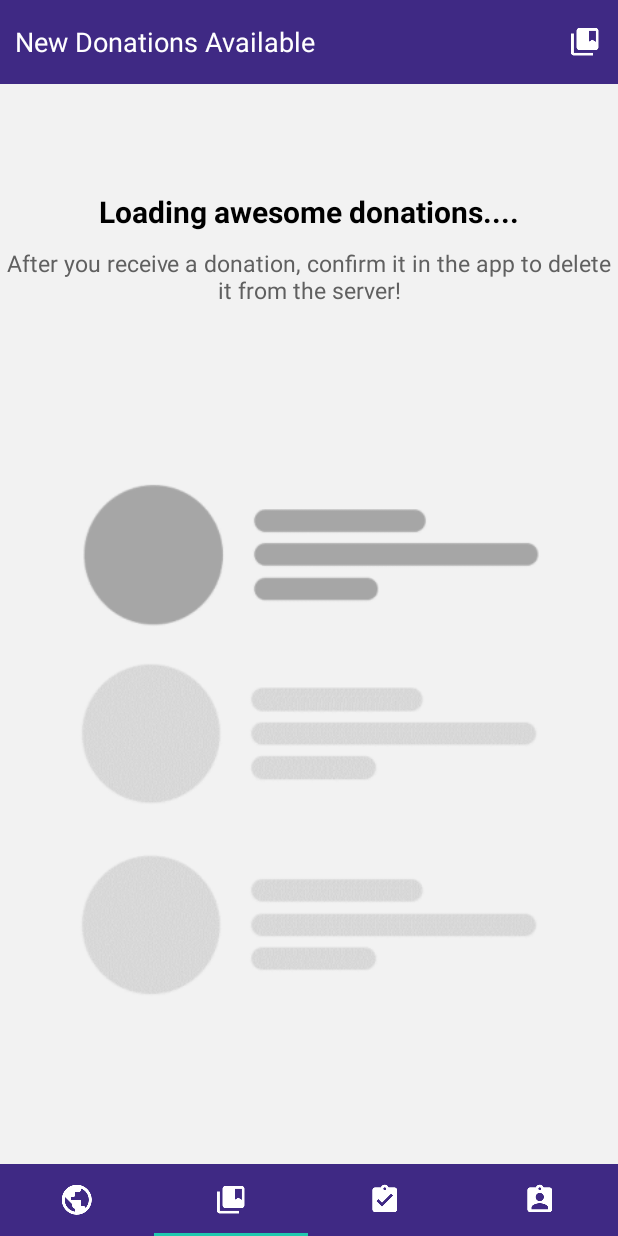
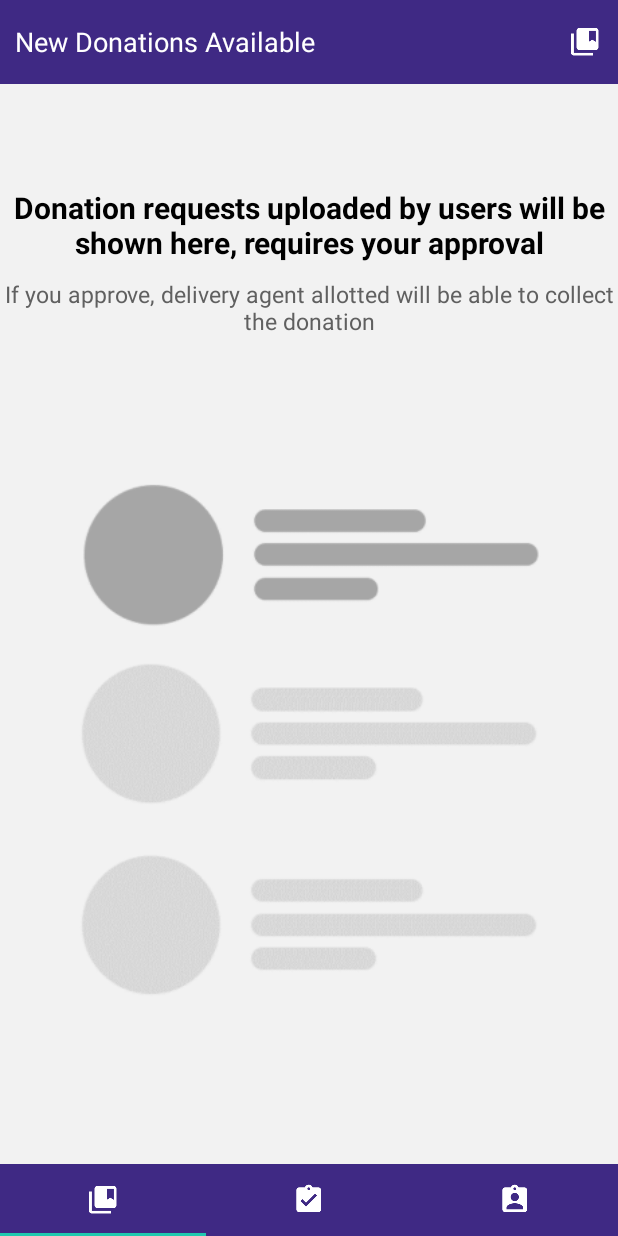
Before and after one commit to jyotirmoy-paul/project-bumblebee, an Android app: the MainActivity screen opened directly, with no data from a screen before it, on a phone screen of 412 x 824 dp. Run offline under Robolectric (Android 15) with nearby library versions, the phone set to English and light mode, and no system bars; our stand-ins replace Firebase (no records; nobody signed in at launch, a user with empty details on screens opened directly).

Commit message:
minor UI changes & removed unused fragment -- newsfeedfragment

```diff
--- a/SarwarAdmin/app/src/main/java/paul/cipherresfeber/sarwaradmin/activities/MainActivity.java
+++ b/SarwarAdmin/app/src/main/java/paul/cipherresfeber/sarwaradmin/activities/MainActivity.java
@@ -21,7 +21,6 @@ public class MainActivity extends AppCompatActivity {
 
         // adding icons to the tabLayout
         int[] icons = new int[]{
-                R.drawable.ic_news_feed, // news posting arena
                 R.drawable.ic_new_donation_available, // donation collection waiting
                 R.drawable.ic_delivery_task, // collected items
                 R.drawable.ic_new_delivery_agent // application of new delivery agent
@@ -48,7 +47,7 @@ public class MainActivity extends AppCompatActivity {
             public void onTabReselected(TabLayout.Tab tab){}
         });
 
-        viewPager.setCurrentItem(1); // set the new donation_available_section as default
+        viewPager.setCurrentItem(0); // set the new donation_available_section as default
 
     }
 
--- a/SarwarAdmin/app/src/main/java/paul/cipherresfeber/sarwaradmin/adapters/PageAdapter.java
+++ b/SarwarAdmin/app/src/main/java/paul/cipherresfeber/sarwaradmin/adapters/PageAdapter.java
@@ -6,7 +6,6 @@ import android.support.v4.app.FragmentStatePagerAdapter;
 
 import paul.cipherresfeber.sarwaradmin.fragments.CollectedItemsFragment;
 import paul.cipherresfeber.sarwaradmin.fragments.DeliveryAgentFragment;
-import paul.cipherresfeber.sarwaradmin.fragments.NewsFeedFragment;
 import paul.cipherresfeber.sarwaradmin.fragments.PendingDeliveryFragment;
 
 public class PageAdapter extends FragmentStatePagerAdapter {
@@ -22,12 +21,10 @@ public class PageAdapter extends FragmentStatePagerAdapter {
     public Fragment getItem(int i) {
         switch (i){
             case 0:
-                return new NewsFeedFragment();
+                return new PendingDeliveryFragment();
             case 1:
-                return new PendingDeliveryFragment();
+                return new CollectedItemsFragment();
             case 2:
-                return new CollectedItemsFragment();
-            case 3:
                 return new DeliveryAgentFragment();
             default:
                 return null;
--- a/SarwarAdmin/app/src/main/java/paul/cipherresfeber/sarwaradmin/fragments/NewsFeedFragment.java
+++ /dev/null
@@ -1,22 +0,0 @@
-package paul.cipherresfeber.sarwaradmin.fragments;
-
-import android.os.Bundle;
-import android.support.annotation.NonNull;
-import android.support.annotation.Nullable;
-import android.support.v4.app.Fragment;
-import android.view.LayoutInflater;
-import android.view.View;
-import android.view.ViewGroup;
-
-import paul.cipherresfeber.sarwaradmin.R;
-
-
-public class NewsFeedFragment extends Fragment {
-    @Nullable
-    @Override
-    public View onCreateView(@NonNull LayoutInflater inflater, @Nullable ViewGroup container, @Nullable Bundle savedInstanceState) {
-        View view = inflater.inflate(R.layout.news_feed_fragment, container, false);
-
-        return view;
-    }
-}
--- a/SarwarAdmin/app/src/main/res/layout/collected_item_fragment.xml
+++ b/SarwarAdmin/app/src/main/res/layout/collected_item_fragment.xml
@@ -48,7 +48,7 @@
             android:textSize="20sp"
             android:textColor="#000"
             android:textStyle="bold"
-            android:text="We are trying to load your data...."
+            android:text="Donations that has been collected will be shown here"
             android:layout_width="match_parent"
             android:layout_height="wrap_content" />
 
@@ -61,7 +61,7 @@
             android:textSize="15sp"
             android:textColor="#606060"
             android:gravity="center"
-            android:text="Tips: Keep your internet connection always on"
+            android:text="Tips: Keep your internet connection always on to receive notifications of all events"
             android:layout_width="match_parent"
             android:layout_height="wrap_content" />
 
--- a/SarwarAdmin/app/src/main/res/layout/delivery_agent_fragment.xml
+++ b/SarwarAdmin/app/src/main/res/layout/delivery_agent_fragment.xml
@@ -48,7 +48,7 @@
             android:textSize="20sp"
             android:textColor="#000"
             android:textStyle="bold"
-            android:text="Please wait, Fetching data...."
+            android:text="Delivery Agents in SARWAR Family will show up here"
             android:layout_width="match_parent"
             android:layout_height="wrap_content" />
 
@@ -57,7 +57,7 @@
             android:textSize="15sp"
             android:textColor="#606060"
             android:gravity="center"
-            android:text="Tips: Verify delivery agents, or else they won't be available!"
+            android:text="Tips: Verify delivery agents, or else they won't be available to collect donations"
             android:layout_width="match_parent"
             android:layout_height="wrap_content" />
 
--- a/SarwarAdmin/app/src/main/res/layout/pending_delivery_fragment.xml
+++ b/SarwarAdmin/app/src/main/res/layout/pending_delivery_fragment.xml
@@ -48,7 +48,7 @@
             android:textSize="20sp"
             android:textColor="#000"
             android:textStyle="bold"
-            android:text="Loading awesome donations...."
+            android:text="Donation requests uploaded by users will be shown here, requires your approval"
             android:layout_width="match_parent"
             android:layout_height="wrap_content" />
 
@@ -57,7 +57,7 @@
             android:textSize="15sp"
             android:textColor="#606060"
             android:gravity="center"
-            android:text="After you receive a donation, confirm it in the app to delete it from the server!"
+            android:text="If you approve, delivery agent allotted will be able to collect the donation"
             android:layout_width="match_parent"
             android:layout_height="wrap_content" />
 
```
Also changed, not shown: SarwarAdmin/app/src/main/res/layout/news_feed_fragment.xml (deleted, +0 -34 lines).
